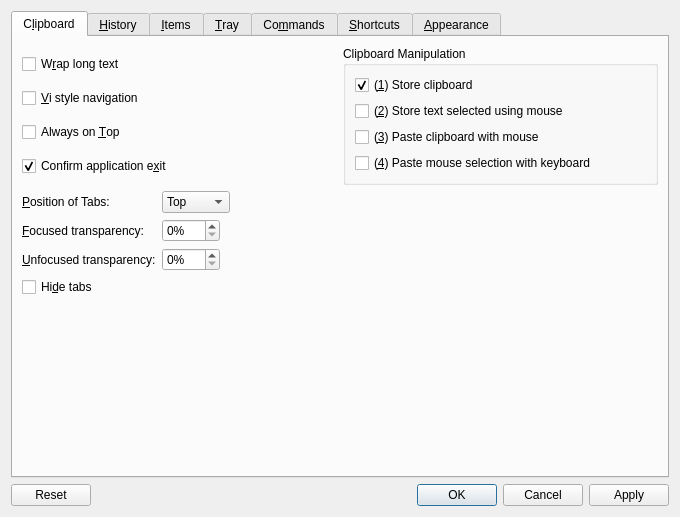
hluk/CopyQ, file src/ui/configurationmanager.ui: the form before one commit.
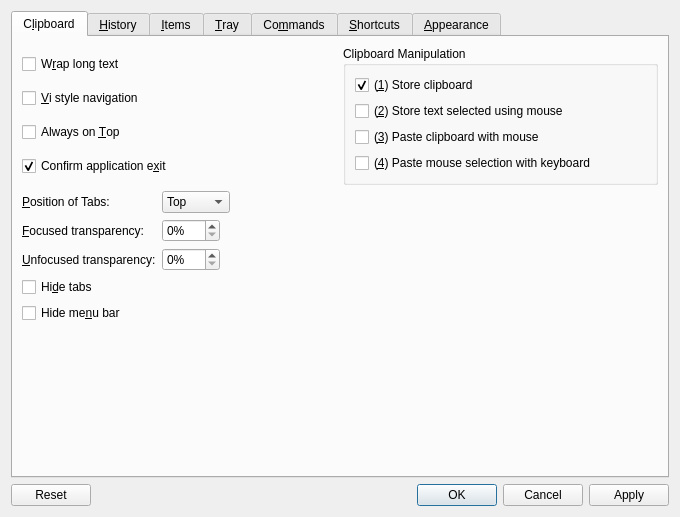
The form after the commit. Icons and pictures are not drawn. Custom widgets are drawn as their Qt base class.

Commit message: Option to hide main menu bar

Patch:
```diff
--- a/src/ui/configurationmanager.ui
+++ b/src/ui/configurationmanager.ui
@@ -313,6 +313,16 @@
            </property>
           </widget>
          </item>
+         <item row="4" column="0">
+          <widget class="QCheckBox" name="checkBoxHideMenuBar">
+           <property name="toolTip">
+            <string>Hide menu bar in main window (press Alt key or move mouse to top of the window to show)</string>
+           </property>
+           <property name="text">
+            <string>Hide me&amp;nu bar</string>
+           </property>
+          </widget>
+         </item>
         </layout>
        </widget>
        <widget class="QWidget" name="tabGeneral">
```
Left out of the diff: 3 changed lines with no effect on the pictures. The commit also changes 4 other files.
